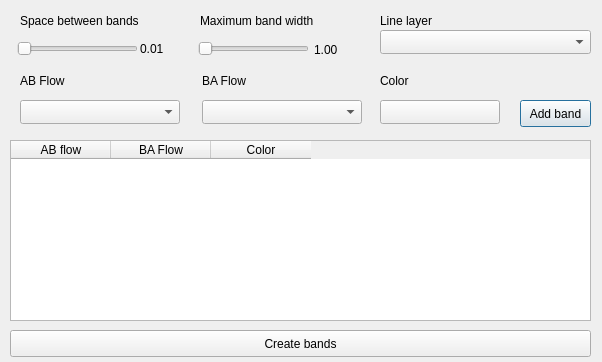
The window that forms/ui_bandwidths.ui (AequilibraE/qaequilibrae) describes before a commit, drawn with Qt 5.
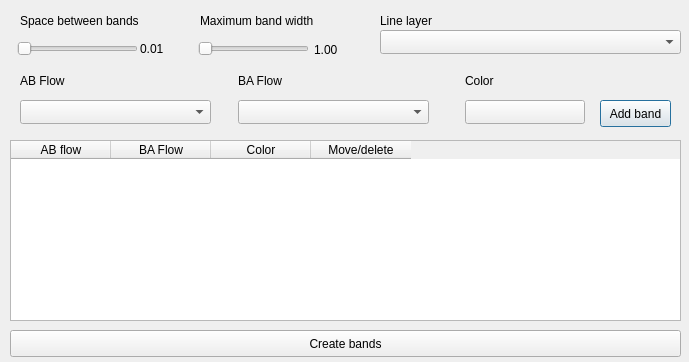
The same window after the commit. Custom widgets are drawn as their Qt base class.

Commit message: Improved interface and functionality of the stacked bandwidths feature

```diff
--- a/forms/ui_bandwidths.ui
+++ b/forms/ui_bandwidths.ui
@@ -6,7 +6,7 @@
    <rect>
     <x>0</x>
     <y>0</y>
-    <width>602</width>
+    <width>689</width>
     <height>362</height>
    </rect>
   </property>
@@ -70,7 +70,7 @@
     <rect>
      <x>380</x>
      <y>30</y>
-     <width>211</width>
+     <width>301</width>
      <height>24</height>
     </rect>
    </property>
@@ -80,7 +80,7 @@
     <rect>
      <x>20</x>
      <y>100</y>
-     <width>160</width>
+     <width>191</width>
      <height>24</height>
     </rect>
    </property>
@@ -88,7 +88,7 @@
   <widget class="QgsColorButtonV2" name="mColorButton">
    <property name="geometry">
     <rect>
-     <x>380</x>
+     <x>465</x>
      <y>100</y>
      <width>120</width>
      <height>24</height>
@@ -111,9 +111,9 @@
   <widget class="QgsFieldComboBox" name="ba_FieldComboBox">
    <property name="geometry">
     <rect>
-     <x>202</x>
+     <x>238</x>
      <y>100</y>
-     <width>160</width>
+     <width>191</width>
      <height>24</height>
     </rect>
    </property>
@@ -121,7 +121,7 @@
   <widget class="QPushButton" name="but_add_band">
    <property name="geometry">
     <rect>
-     <x>520</x>
+     <x>600</x>
      <y>100</y>
      <width>71</width>
      <height>27</height>
@@ -136,7 +136,7 @@
     <rect>
      <x>10</x>
      <y>140</y>
-     <width>581</width>
+     <width>671</width>
      <height>181</height>
     </rect>
    </property>
@@ -153,7 +153,7 @@
     <number>0</number>
    </property>
    <property name="columnCount">
-    <number>3</number>
+    <number>4</number>
    </property>
    <attribute name="verticalHeaderDefaultSectionSize">
     <number>27</number>
@@ -173,11 +173,16 @@
      <string>Color</string>
     </property>
    </column>
+   <column>
+    <property name="text">
+     <string>Move/delete</string>
+    </property>
+   </column>
   </widget>
   <widget class="QLabel" name="label_4">
    <property name="geometry">
     <rect>
-     <x>380</x>
+     <x>465</x>
      <y>70</y>
      <width>131</width>
      <height>21</height>
@@ -190,7 +195,7 @@
   <widget class="QLabel" name="label_5">
    <property name="geometry">
     <rect>
-     <x>202</x>
+     <x>238</x>
      <y>70</y>
      <width>131</width>
      <height>21</height>
@@ -218,7 +223,7 @@
     <rect>
      <x>10</x>
      <y>330</y>
-     <width>581</width>
+     <width>671</width>
      <height>27</height>
     </rect>
    </property>
```
The commit also changes 2 other files.
